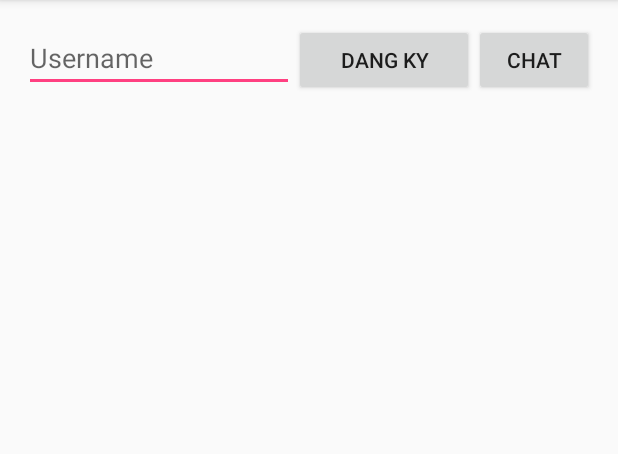
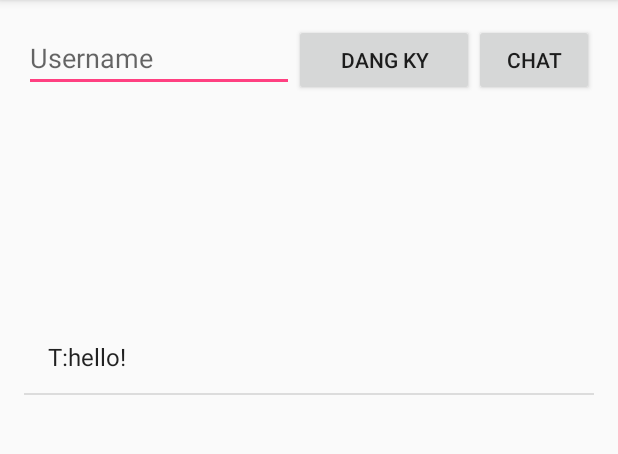
Before and after one commit to mcttc159/DemoChatZalo2, an Android app: the screen it shows after launch (MainActivity), on a phone screen of 412 x 824 dp, the part 84-538 px from its top. Run offline under Robolectric (Android 15) with nearby library versions, the phone set to English and light mode, and no system bars; libraries missing offline, so code that uses them is left out: com.github.nkzawa.emitter, com.github.nkzawa.socketio; 4 statements that could not run were skipped.

Commit message:
bat dau chat

```diff
--- a/app/src/main/java/com/nxt/demochatzalo/MainActivity.java
+++ b/app/src/main/java/com/nxt/demochatzalo/MainActivity.java
@@ -26,8 +26,11 @@ public class MainActivity extends AppCompatActivity {
     EditText editTextUsername;
     Button buttonDangNhap;
     ListView listViewUsername;
+    ListView listViewChat;
+    Button buttonChat;
 
     ArrayList<String> mangUsername;
+    ArrayList<String>mangChat;
 
     private Socket mSocket;
 
@@ -46,7 +49,7 @@ public class MainActivity extends AppCompatActivity {
 
         editTextUsername = (EditText) findViewById(R.id.editTextUsername);
         buttonDangNhap = (Button) findViewById(R.id.buttonDangNhap);
-
+        buttonChat=(Button)findViewById(R.id.buttonChat);
 
         buttonDangNhap.setOnClickListener(new View.OnClickListener() {
             @Override
@@ -54,10 +57,24 @@ public class MainActivity extends AppCompatActivity {
                 mSocket.emit("client-gui-username", editTextUsername.getText().toString());
             }
         });
+        buttonChat.setOnClickListener(new View.OnClickListener() {
+            @Override
+            public void onClick(View view) {
+                mSocket.emit("client-gui-tinchat",editTextUsername.getText().toString());
+            }
+        });
 
         mSocket.on("ketquaDangKyUn", onNewMessage_DangKyUsername);
         mSocket.on("server-gui-username", onNewMessage_DanhSachUsername);
 //
+
+
+        listViewChat=(ListView)findViewById(R.id.listViewChat);
+        mangChat=new ArrayList<>();
+        mangChat.add("T:hello!");
+        ArrayAdapter adapter=new ArrayAdapter(MainActivity.this,android.R.layout.simple_list_item_1,mangChat);
+        listViewChat.setAdapter(adapter);
+
 
 
     }
```
Also changed, not shown: 1 other file.
